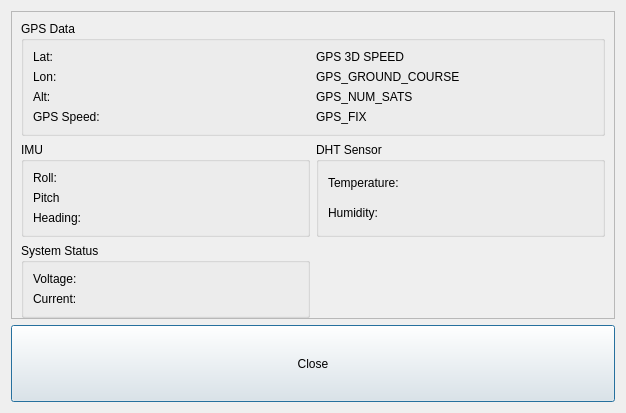
First picture: the form in WDguiBoat/WDguiBoat/hmi/allsensorsdialog.ui, repository geirwanvik/WDrov, before the edit.
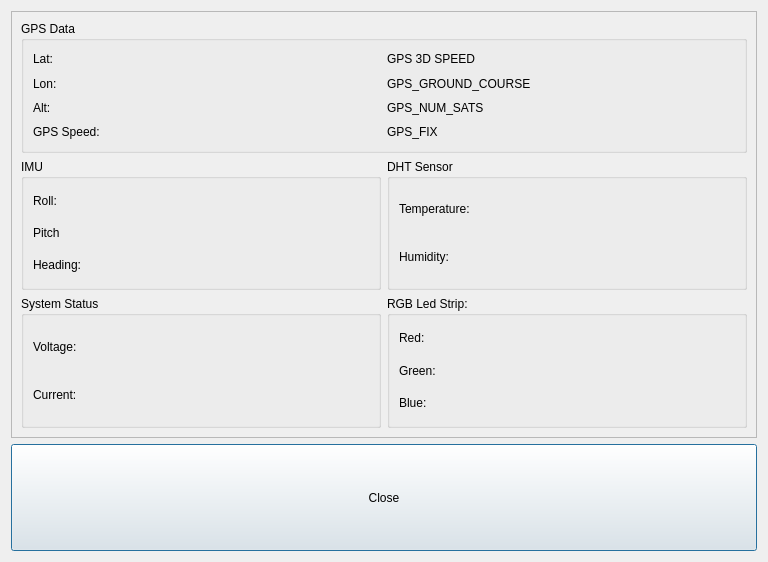
Second picture: the form after the edit.

Diff of the .ui file:
```diff
--- a/WDguiBoat/WDguiBoat/hmi/allsensorsdialog.ui
+++ b/WDguiBoat/WDguiBoat/hmi/allsensorsdialog.ui
@@ -6,8 +6,8 @@
    <rect>
     <x>0</x>
     <y>0</y>
-    <width>626</width>
-    <height>413</height>
+    <width>768</width>
+    <height>562</height>
    </rect>
   </property>
   <property name="windowTitle">
@@ -30,8 +30,8 @@
        <rect>
         <x>0</x>
         <y>0</y>
-        <width>606</width>
-        <height>309</height>
+        <width>748</width>
+        <height>428</height>
        </rect>
       </property>
       <layout class="QGridLayout" name="gridLayout_2">
@@ -176,6 +176,36 @@
          </layout>
         </widget>
        </item>
+       <item row="2" column="1">
+        <widget class="QGroupBox" name="groupBox_5">
+         <property name="title">
+          <string>RGB Led Strip:</string>
+         </property>
+         <layout class="QGridLayout" name="gridLayout_7">
+          <item row="0" column="0">
+           <widget class="QLabel" name="labelRedLed">
+            <property name="text">
+             <string>Red:</string>
+            </property>
+           </widget>
+          </item>
+          <item row="1" column="0">
+           <widget class="QLabel" name="labelGreenLed">
+            <property name="text">
+             <string>Green: </string>
+            </property>
+           </widget>
+          </item>
+          <item row="2" column="0">
+           <widget class="QLabel" name="labelBlueLed">
+            <property name="text">
+             <string>Blue:</string>
+            </property>
+           </widget>
+          </item>
+         </layout>
+        </widget>
+       </item>
       </layout>
      </widget>
     </widget>
```
Left out of the diff: 2 changed lines with no effect on the pictures.
